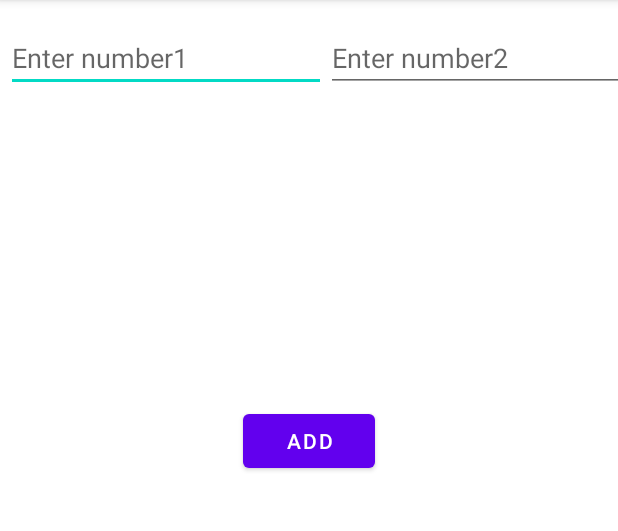
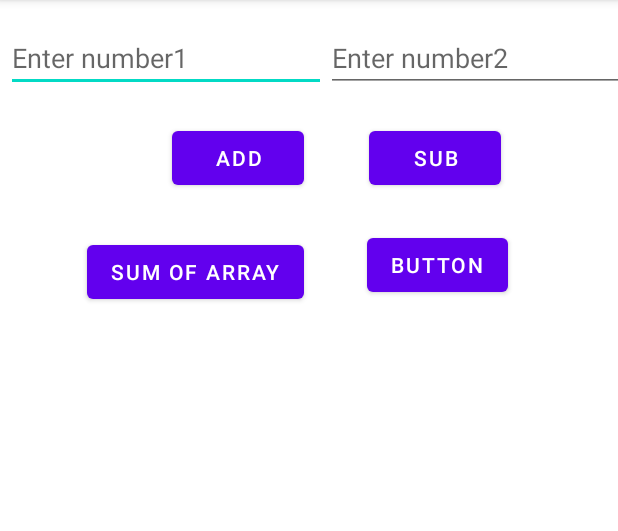
Before and after one commit to divyaparmar07/JNIDemo, an Android app: the screen it shows after launch (MainActivity), on a phone screen of 412 x 824 dp, the part 84-615 px from its top. Run offline under Robolectric (Android 15) with nearby library versions, the phone set to English and light mode, and no system bars; 1 statement that could not run was skipped.

Commit message:
Initial Commit

```diff
--- a/app/src/main/java/com/example/jnidemo/MainActivity.java
+++ b/app/src/main/java/com/example/jnidemo/MainActivity.java
@@ -2,12 +2,13 @@ package com.example.jnidemo;
 
 import androidx.appcompat.app.AppCompatActivity;
 
+import android.annotation.SuppressLint;
 import android.os.Bundle;
-import android.util.Log;
 import android.view.View;
 import android.widget.Button;
 import android.widget.EditText;
 import android.widget.TextView;
+import android.widget.Toast;
 
 import com.example.jnidemo.databinding.ActivityMainBinding;
 
@@ -18,13 +19,11 @@ public class MainActivity extends AppCompatActivity {
         System.loadLibrary("jnidemo");
     }
 
-    private ActivityMainBinding binding;
-
     @Override
     protected void onCreate(Bundle savedInstanceState) {
         super.onCreate(savedInstanceState);
 
-        binding = ActivityMainBinding.inflate(getLayoutInflater());
+        com.example.jnidemo.databinding.ActivityMainBinding binding = ActivityMainBinding.inflate(getLayoutInflater());
         setContentView(binding.getRoot());
 
         // Example of a call to a native method
@@ -33,28 +32,59 @@ public class MainActivity extends AppCompatActivity {
 
         EditText editText1 = binding.editTextNumber1;
         EditText editText2 = binding.editTextNumber2;
+        Button buttonAdd = binding.buttonSubmitAdd;
+        Button buttonSub = binding.buttonSubmitSub;
+        Button buttonSumOfArray = binding.buttonSumOfArray;
 
-        Button button = binding.buttonSubmitAdd;
-        button.setOnClickListener(new View.OnClickListener() {
+        buttonAdd.setOnClickListener(new View.OnClickListener() {
 
+            @SuppressLint("SetTextI18n")
             @Override
             public void onClick(View view) {
                 try {
                     String str1 = editText1.getText().toString();
                     String str2 = editText2.getText().toString();
-                    if (str1 != null && str1.length() >0 && str2 != null && str2.length() >0 ) {
+                    if (str1.length() > 0 && str2.length() > 0) {
                         int num1 = Integer.parseInt(editText1.getText().toString());
                         int num2 = Integer.parseInt(editText2.getText().toString());
-//                Log.d("ans", "" + additionFromJNI(10, 20));
                         int ans = additionFromJNI(num1, num2);
-//                int ans = num1+num2;
                         tv.setText("Addition is: " + ans);
                     } else {
-                        // LOG
+                        Toast.makeText(getApplicationContext(), "Enter number1 and number2", Toast.LENGTH_SHORT).show();
                     }
                 } catch (Exception e) {
                     e.printStackTrace();
                 }
+            }
+        });
+
+        buttonSub.setOnClickListener(new View.OnClickListener() {
+            @SuppressLint("SetTextI18n")
+            @Override
+            public void onClick(View view) {
+                try {
+                    String str1 = editText1.getText().toString();
+                    String str2 = editText2.getText().toString();
+                    if (str1.length() > 0 && str2.length() > 0) {
+                        int num1 = Integer.parseInt(editText1.getText().toString());
+                        int num2 = Integer.parseInt(editText2.getText().toString());
+                        int ans = subtractionFromJNI(num1, num2);
+                        tv.setText("Subtraction is: " + ans);
+                    } else {
+                        Toast.makeText(getApplicationContext(), "Enter number1 and number2", Toast.LENGTH_SHORT).show();
+                    }
+                } catch (Exception e) {
+                    e.printStackTrace();
+                }
+            }
+        });
+
+        buttonSumOfArray.setOnClickListener(new View.OnClickListener() {
+            @SuppressLint("SetTextI18n")
+            @Override
+            public void onClick(View view) {
+                int ans = sumOfArrayFromJNI(new int[]{10, 20, 30, 40, 50});
+                tv.setText("Sum Of Array is:" + ans);
             }
         });
 
@@ -64,7 +94,10 @@ public class MainActivity extends AppCompatActivity {
      * A native method that is implemented by the 'jnidemo' native library,
      * which is packaged with this application.
      */
-    public native String stringFromJNI();
+//    public native String stringFromJNI();
+    public native int additionFromJNI(int num1, int num2);
 
-    public native int additionFromJNI(int num1, int num2);
+    public native int subtractionFromJNI(int num1, int num2);
+
+    public native int sumOfArrayFromJNI(int[] intArray);
 }
--- a/app/src/main/res/layout/activity_main.xml
+++ b/app/src/main/res/layout/activity_main.xml
@@ -32,22 +32,50 @@
         android:id="@+id/buttonSubmitAdd"
         android:layout_width="wrap_content"
         android:layout_height="wrap_content"
-        android:layout_marginBottom="29dp"
+        android:layout_marginTop="20dp"
         android:text="Add"
-        app:layout_constraintBottom_toTopOf="@+id/textViewAnswer"
-        app:layout_constraintEnd_toEndOf="parent"
-        app:layout_constraintStart_toStartOf="parent" />
+        app:layout_constraintEnd_toEndOf="@+id/buttonSumOfArray"
+        app:layout_constraintTop_toBottomOf="@+id/editTextNumber1" />
 
     <TextView
         android:id="@+id/textViewAnswer"
-        android:layout_width="393dp"
+        android:layout_width="398dp"
+        android:layout_height="180dp"
         android:textAlignment="center"
-        android:layout_height="0dp"
-        android:layout_marginBottom="396dp"
         android:textSize="18dp"
         app:layout_constraintBottom_toBottomOf="parent"
         app:layout_constraintEnd_toEndOf="parent"
         app:layout_constraintStart_toStartOf="parent" />
 
+    <Button
+        android:id="@+id/buttonSubmitSub"
+        android:layout_width="wrap_content"
+        android:layout_height="wrap_content"
+        android:layout_marginStart="1dp"
+        android:layout_marginTop="20dp"
+        android:text="Sub"
+        app:layout_constraintStart_toStartOf="@+id/button3"
+        app:layout_constraintTop_toBottomOf="@+id/editTextNumber2" />
+
+    <Button
+        android:id="@+id/buttonSumOfArray"
+        android:layout_width="wrap_content"
+        android:layout_height="wrap_content"
+        android:layout_marginStart="58dp"
+        android:layout_marginTop="28dp"
+        android:text="Sum Of Array"
+        app:layout_constraintStart_toStartOf="parent"
+        app:layout_constraintTop_toBottomOf="@+id/buttonSubmitAdd" />
+
+    <Button
+        android:id="@+id/button3"
+        android:layout_width="wrap_content"
+        android:layout_height="wrap_content"
+        android:layout_marginTop="23dp"
+        android:layout_marginEnd="73dp"
+        android:text="Button"
+        app:layout_constraintEnd_toEndOf="parent"
+        app:layout_constraintTop_toBottomOf="@+id/buttonSubmitSub" />
+
 
 </androidx.constraintlayout.widget.ConstraintLayout>
```
Also changed, not shown: 1 other file.
